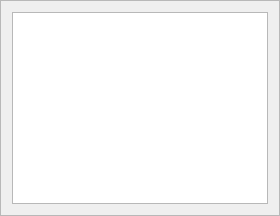
This is simulater/GUIsim/hogehoge.ui in usuyama/yjfactory as Qt 5 draws it before an edit. The edited form follows.
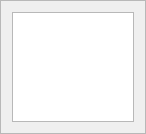
This is the edited form.

```diff
--- a/simulater/GUIsim/hogehoge.ui
+++ b/simulater/GUIsim/hogehoge.ui
@@ -6,8 +6,8 @@
    <rect>
     <x>0</x>
     <y>0</y>
-    <width>0</width>
-    <height>0</height>
+    <width>146</width>
+    <height>134</height>
    </rect>
   </property>
   <property name="windowTitle">
```
